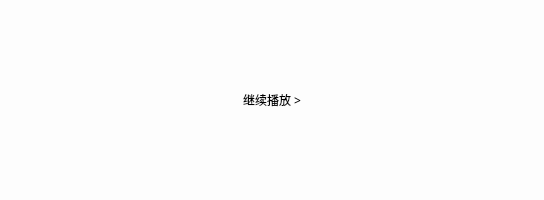
Qt form pausemask.ui (zonyitoo/doubanfm-qt) before a commit.
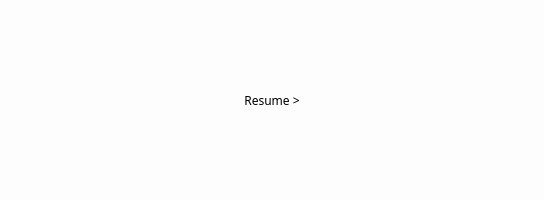
The same form after that commit.

What changed in the file:
```diff
--- a/pausemask.ui
+++ b/pausemask.ui
@@ -69,7 +69,7 @@
 }</string>
      </property>
      <property name="text">
-      <string>继续播放 &gt;</string>
+      <string>Resume &gt;</string>
      </property>
      <property name="alignment">
       <set>Qt::AlignCenter</set>
```
